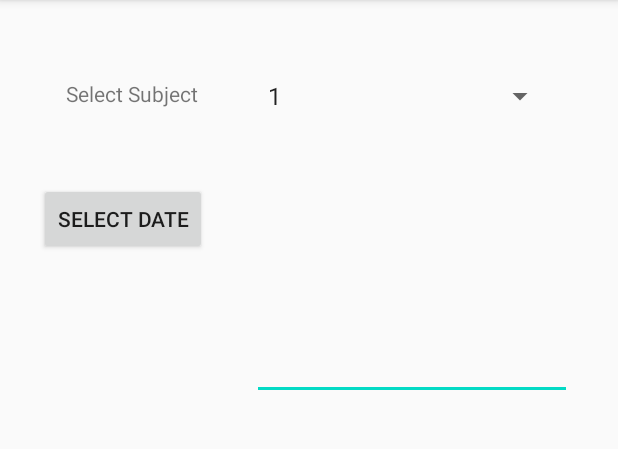
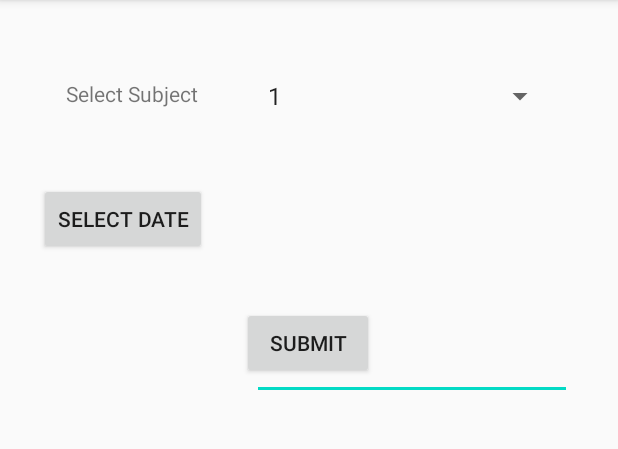
Before and after one commit to PraveenMathew92/covid-tracker-android-app, an Android app: the GetContactGraphActivity screen opened directly, with no data from a screen before it, on a phone screen of 412 x 824 dp, the part 84-533 px from its top. Run offline under Robolectric (Android 15) with nearby library versions, the phone set to English and light mode, and no system bars.

Commit message:
Submit button

```diff
--- a/app/src/main/res/layout/get_contact_graph.xml
+++ b/app/src/main/res/layout/get_contact_graph.xml
@@ -54,4 +54,16 @@
         app:layout_constraintTop_toTopOf="parent"
         app:layout_constraintVertical_bias="0.07" />
 
+    <Button
+        android:id="@+id/submit_subject_and_date"
+        android:layout_width="wrap_content"
+        android:layout_height="wrap_content"
+        android:text="@string/submit"
+        app:layout_constraintBottom_toBottomOf="parent"
+        app:layout_constraintEnd_toEndOf="parent"
+        app:layout_constraintHorizontal_bias="0.498"
+        app:layout_constraintStart_toStartOf="parent"
+        app:layout_constraintTop_toTopOf="parent"
+        app:layout_constraintVertical_bias="0.284" />
+
 </androidx.constraintlayout.widget.ConstraintLayout>
--- a/app/src/main/res/values/strings.xml
+++ b/app/src/main/res/values/strings.xml
@@ -18,6 +18,7 @@
     <string name="please_rate_your_symptoms">Please Rate Your Symptoms</string>
     <string name="upload_db">Upload DB</string>
     <string name="select_date">Select Date</string>
+    <string name="submit">Submit</string>
     <string-array name="subject_array">
         <item>1</item>
         <item>2</item>
```
